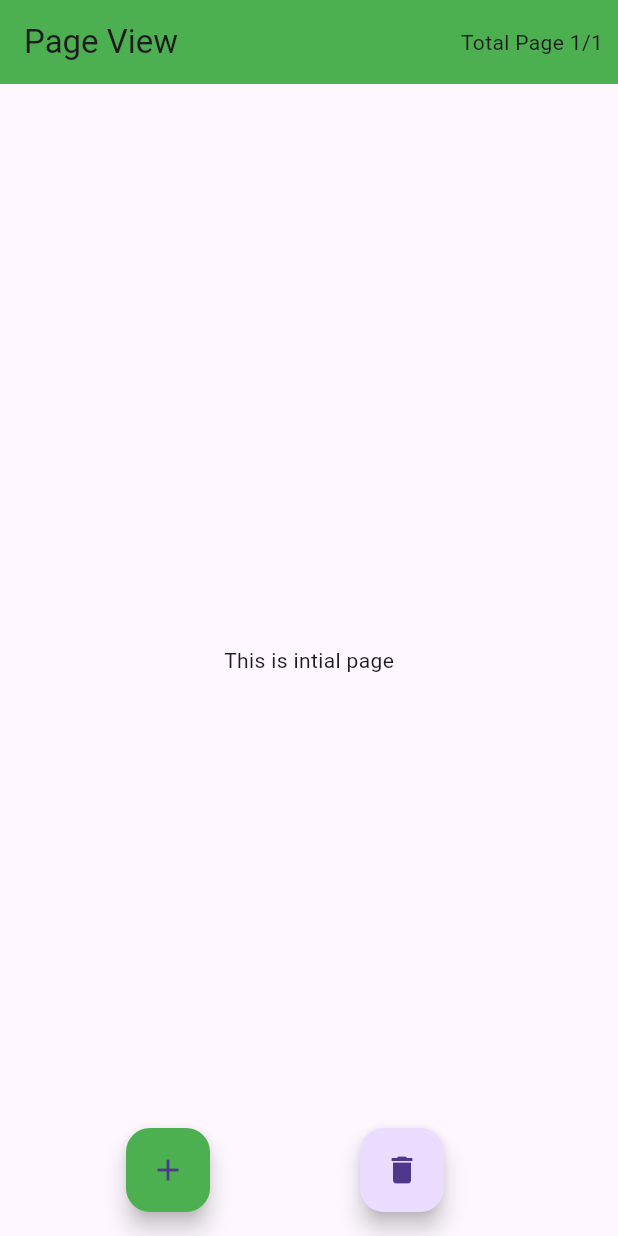
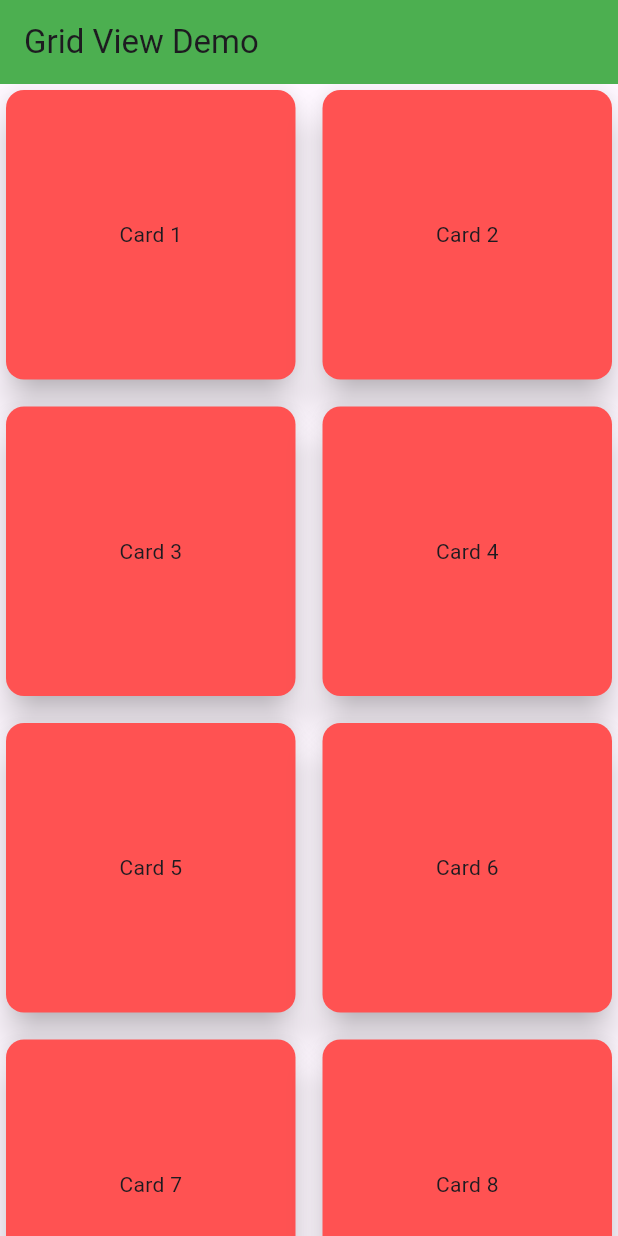
Before and after one commit to Aziz-Ru/Flutter-Basics, a Flutter app: the screen it shows after launch, on a phone screen of 412 x 824 dp. Run offline on Flutter 3.47's test engine with Material 3 defaults, Android fonts, the phone set to English and light mode, and no system bars.

Commit message:
gridview added

```diff
--- /dev/null
+++ b/lib/Gridview/builder.dart
@@ -0,0 +1,31 @@
+import 'package:flutter/material.dart';
+
+class MyGridView extends StatefulWidget {
+  const MyGridView({super.key});
+
+  @override
+  State<MyGridView> createState() => _Homepage();
+}
+
+class _Homepage extends State<MyGridView> {
+  @override
+  Widget build(BuildContext context) {
+    return Scaffold(
+        appBar: AppBar(
+          title: const Text("Grid View Demo"),
+          backgroundColor: Theme.of(context).primaryColor,
+        ),
+        body: GridView.builder(
+          itemCount: 10,
+          gridDelegate: const SliverGridDelegateWithFixedCrossAxisCount(
+              crossAxisCount: 2, crossAxisSpacing: 10.0, mainAxisSpacing: 10.0),
+          itemBuilder: (context, index) => Card(
+            color: Colors.redAccent,
+            elevation: 10,
+            child: Center(
+              child: Text('Card ${index + 1}'),
+            ),
+          ),
+        ));
+  }
+}
--- a/lib/main.dart
+++ b/lib/main.dart
@@ -1,5 +1,5 @@
 import 'package:flutter/material.dart';
-import 'package:flutterfirst/PageView/pageview.dart';
+import 'package:flutterfirst/Gridview/builder.dart';
 
 void main() {
   runApp(MyApp());
@@ -21,7 +21,7 @@ class MyApp extends StatelessWidget {
           primaryColor: Colors.green,
           secondaryHeaderColor: Colors.greenAccent,
           fontFamily: 'Roboto'),
-      home: const MyPageView(),
+      home: const MyGridView(),
     );
   }
 }
```
Also changed, not shown: lib/Gridview/count.dart (added, +37 -0 lines), lib/Reorderable/reaorderable.dart (added, +54 -0 lines), 2 other files.
